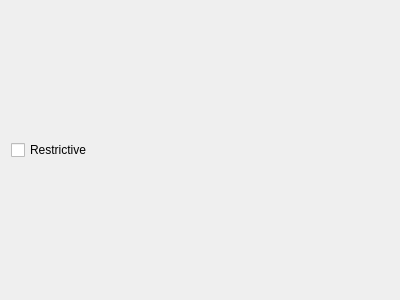
The window that libpgmodeler_ui/ui/policywidget.ui (pgmodeler/pgmodeler) describes before a commit, drawn with Qt 5.
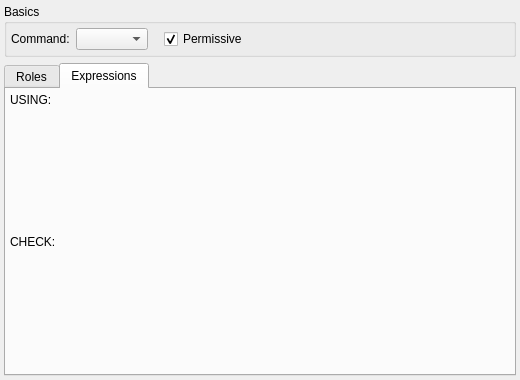
The same window after the commit. The open tabs and pages were chosen to show the change.

Commit message: Added the complete logic to PolicyWidget to enable the creation of policies via form

Diff of the .ui file:
```diff
--- a/libpgmodeler_ui/ui/policywidget.ui
+++ b/libpgmodeler_ui/ui/policywidget.ui
@@ -6,19 +6,165 @@
    <rect>
     <x>0</x>
     <y>0</y>
-    <width>400</width>
-    <height>300</height>
+    <width>520</width>
+    <height>380</height>
    </rect>
   </property>
+  <property name="minimumSize">
+   <size>
+    <width>520</width>
+    <height>380</height>
+   </size>
+  </property>
   <property name="windowTitle">
    <string/>
   </property>
   <layout class="QGridLayout" name="policy_grid">
+   <property name="leftMargin">
+    <number>4</number>
+   </property>
+   <property name="topMargin">
+    <number>4</number>
+   </property>
+   <property name="rightMargin">
+    <number>4</number>
+   </property>
+   <property name="bottomMargin">
+    <number>4</number>
+   </property>
    <item row="0" column="0">
-    <widget class="QCheckBox" name="restrictive_chk">
-     <property name="text">
-      <string>Restrictive</string>
+    <widget class="QGroupBox" name="groupBox_2">
+     <property name="title">
+      <string>Basics</string>
      </property>
+     <layout class="QGridLayout" name="gridLayout">
+      <property name="leftMargin">
+       <number>4</number>
+      </property>
+      <property name="topMargin">
+       <number>4</number>
+      </property>
+      <property name="rightMargin">
+       <number>4</number>
+      </property>
+      <property name="bottomMargin">
+       <number>4</number>
+      </property>
+      <item row="0" column="0">
+       <widget class="QLabel" name="command_lbl">
+        <property name="text">
+         <string>Command:</string>
+        </property>
+       </widget>
+      </item>
+      <item row="0" column="3">
+       <widget class="QCheckBox" name="permissive_chk">
+        <property name="text">
+         <string>Permissive</string>
+        </property>
+        <property name="checked">
+         <bool>true</bool>
+        </property>
+       </widget>
+      </item>
+      <item row="0" column="1">
+       <widget class="QComboBox" name="command_cmb"/>
+      </item>
+      <item row="0" column="4">
+       <spacer name="horizontalSpacer">
+        <property name="orientation">
+         <enum>Qt::Horizontal</enum>
+        </property>
+        <property name="sizeHint" stdset="0">
+         <size>
+          <width>200</width>
+          <height>20</height>
+         </size>
+        </property>
+       </spacer>
+      </item>
+      <item row="0" column="2">
+       <spacer name="horizontalSpacer_2">
+        <property name="orientation">
+         <enum>Qt::Horizontal</enum>
+        </property>
+        <property name="sizeType">
+         <enum>QSizePolicy::Fixed</enum>
+        </property>
+        <property name="sizeHint" stdset="0">
+         <size>
+          <width>10</width>
+          <height>20</height>
+         </size>
+        </property>
+       </spacer>
+      </item>
+     </layout>
+    </widget>
+   </item>
+   <item row="1" column="0">
+    <widget class="QTabWidget" name="attribs_tbw">
+     <property name="currentIndex">
+      <number>0</number>
+     </property>
+     <widget class="QWidget" name="tab_2">
+      <attribute name="title">
+       <string>Roles</string>
+      </attribute>
+     </widget>
+     <widget class="QWidget" name="tab">
+      <attribute name="title">
+       <string>Expressions</string>
+      </attribute>
+      <layout class="QVBoxLayout" name="verticalLayout">
+       <property name="leftMargin">
+        <number>4</number>
+       </property>
+       <property name="topMargin">
+        <number>4</number>
+       </property>
+       <property name="rightMargin">
+        <number>4</number>
+       </property>
+       <property name="bottomMargin">
+        <number>4</number>
+       </property>
+       <item>
+        <widget class="QLabel" name="label_2">
+         <property name="text">
+          <string>USING:</string>
+         </property>
+        </widget>
+       </item>
+       <item>
+        <widget class="QWidget" name="using_wgt" native="true">
+         <property name="sizePolicy">
+          <sizepolicy hsizetype="Preferred" vsizetype="Expanding">
+           <horstretch>0</horstretch>
+           <verstretch>0</verstretch>
+          </sizepolicy>
+         </property>
+        </widget>
+       </item>
+       <item>
+        <widget class="QLabel" name="label_3">
+         <property name="text">
+          <string>CHECK:</string>
+         </property>
+        </widget>
+       </item>
+       <item>
+        <widget class="QWidget" name="check_wgt" native="true">
+         <property name="sizePolicy">
+          <sizepolicy hsizetype="Preferred" vsizetype="Expanding">
+           <horstretch>0</horstretch>
+           <verstretch>0</verstretch>
+          </sizepolicy>
+         </property>
+        </widget>
+       </item>
+      </layout>
+     </widget>
     </widget>
    </item>
   </layout>
```
The commit also changes 41 other files.
